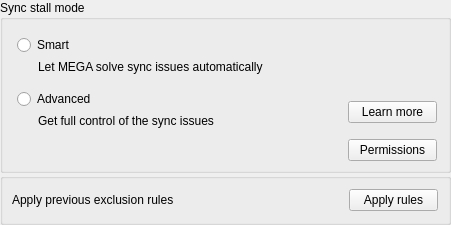
Above: src/MEGASync/gui/ui/SyncStallModeSelector.ui from meganz/MEGAsync before the change. Below: the same form after it.
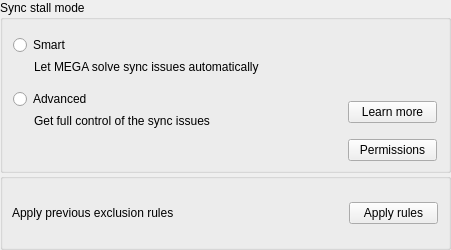
That is the form after the change.

Commit message: SNC-3941: Increased margins on apply old version

Patch:
```diff
--- a/src/MEGASync/gui/ui/SyncStallModeSelector.ui
+++ b/src/MEGASync/gui/ui/SyncStallModeSelector.ui
@@ -7,13 +7,13 @@
     <x>0</x>
     <y>0</y>
     <width>451</width>
-    <height>225</height>
+    <height>250</height>
    </rect>
   </property>
   <property name="minimumSize">
    <size>
     <width>0</width>
-    <height>225</height>
+    <height>233</height>
    </size>
   </property>
   <property name="maximumSize">
@@ -71,7 +71,7 @@
             <number>5</number>
            </property>
            <property name="leftMargin">
-            <number>5</number>
+            <number>1</number>
            </property>
            <property name="topMargin">
             <number>5</number>
@@ -295,13 +295,13 @@
      </property>
      <layout class="QHBoxLayout" name="horizontalLayout_3">
       <property name="topMargin">
-       <number>5</number>
+       <number>9</number>
       </property>
       <property name="rightMargin">
        <number>10</number>
       </property>
       <property name="bottomMargin">
-       <number>5</number>
+       <number>9</number>
       </property>
       <item>
        <widget class="QLabel" name="label">
```
